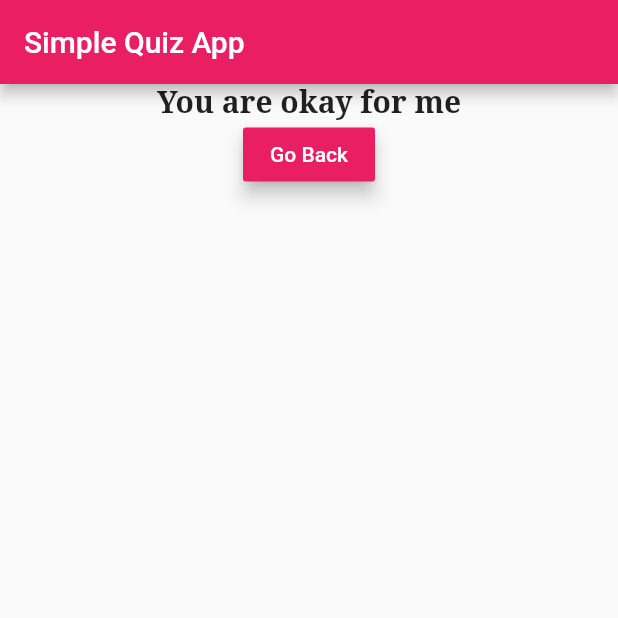
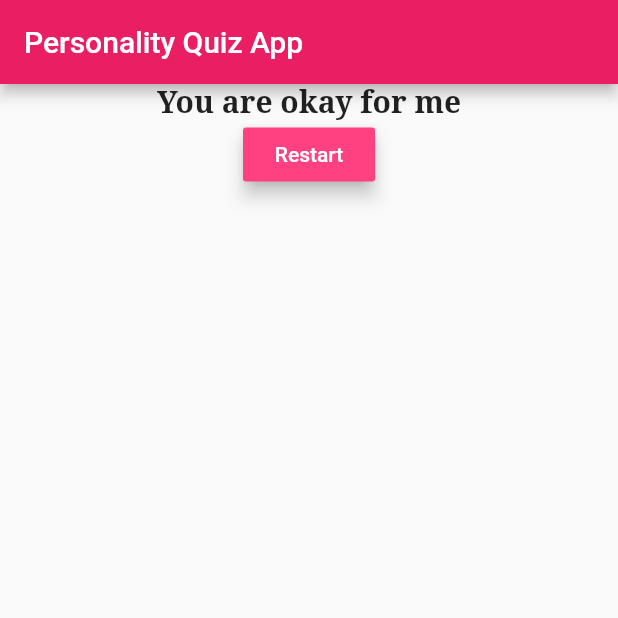
Before and after one commit to quiet-programmer/flutter_simple_personality_app, a Flutter app: the screen it shows after launch, after a tap on "Black", after a tap on "Cat", after a tap on "Mom", on a phone screen of 412 x 824 dp, the top half of it. Run offline on Flutter 3.47's test engine with Material 2 defaults, Android fonts, the phone set to English and light mode, and no system bars.

Commit message:
added some new changes

```diff
--- a/lib/answer.dart
+++ b/lib/answer.dart
@@ -14,7 +14,7 @@ class Answer extends StatelessWidget {
       width: double.infinity,
 
       child: RaisedButton(
-
+        elevation: 5.0,
         child: Text(answerText),
         textColor: Colors.white,
         color: Colors.pinkAccent,
--- a/lib/main.dart
+++ b/lib/main.dart
@@ -44,17 +44,14 @@ class _NewAppState extends State<NewApp> {
   var _questionIndex = 0;
   var _totalScore = 0;
 
-  void _resetQuiz(){
-
+  void _resetQuiz() {
     setState(() {
       _questionIndex = 0;
       _totalScore = 0;
     });
-
   }
 
   void _answerQuestion(int score) {
-
     _totalScore += score;
 
     setState(() {
@@ -73,12 +70,14 @@ class _NewAppState extends State<NewApp> {
   Widget build(BuildContext context) {
     return MaterialApp(
       debugShowCheckedModeBanner: false,
-      theme:
-          ThemeData(primaryColor: Colors.pink, accentColor: Colors.pinkAccent),
+      theme: ThemeData(
+        primaryColor: Colors.pink,
+        accentColor: Colors.pinkAccent
+        ),
       title: "Simple App",
       home: Scaffold(
         appBar: AppBar(
-          title: Text('Simple Quiz App'),
+          title: Text('Personality Quiz App'),
         ),
         body: _questionIndex < _questions.length
             ? Quiz(
--- a/lib/quiz.dart
+++ b/lib/quiz.dart
@@ -18,7 +18,10 @@ class Quiz extends StatelessWidget {
   Widget build(BuildContext context) {
     return Column(
       children: <Widget>[
+
+        //gets all the questions in the array
         Question(questions[questionIndex]['questionText']),
+
         ...(questions[questionIndex]['answers'] as List<Map<String, Object>>).map((answer) {
           return Answer(()=> answerQuestion(answer['score']), answer['text']);
         }).toList(),
--- a/lib/result.dart
+++ b/lib/result.dart
@@ -40,8 +40,8 @@ class Result extends StatelessWidget {
 
           //second element
           RaisedButton(
-            child: Text("Go Back"),
-            color: Colors.pink,
+            child: Text("Restart"),
+            color: Colors.pinkAccent,
             textColor: Colors.white,
             elevation: 5.0,
             onPressed: resetHandler,
```
